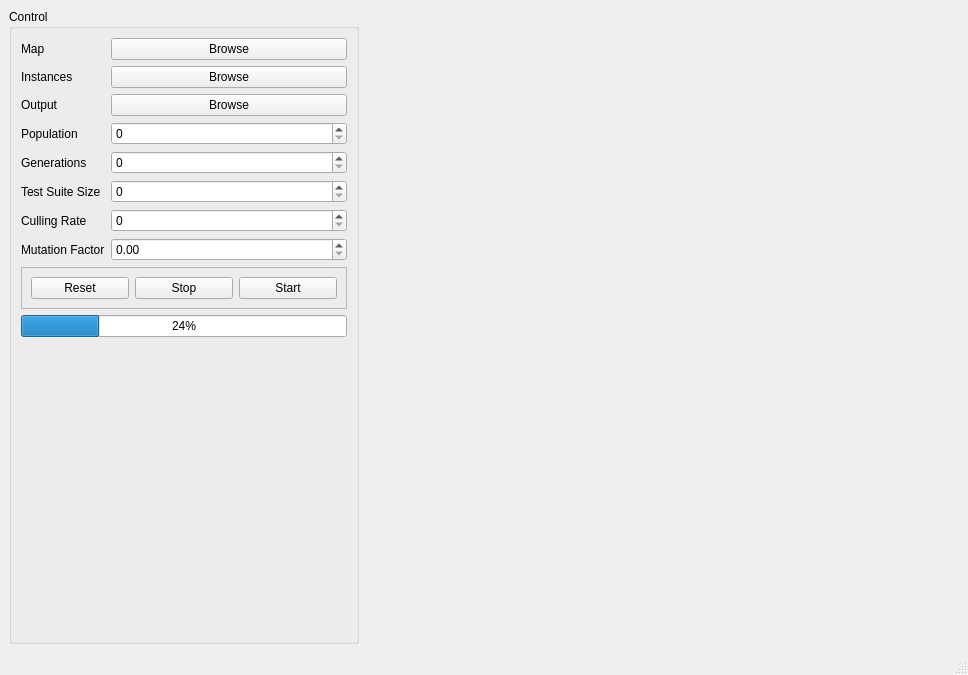
Old version of the form mainwindowcontrols.ui in the repository kwijesin/CMPT417-Final-Project-F22.
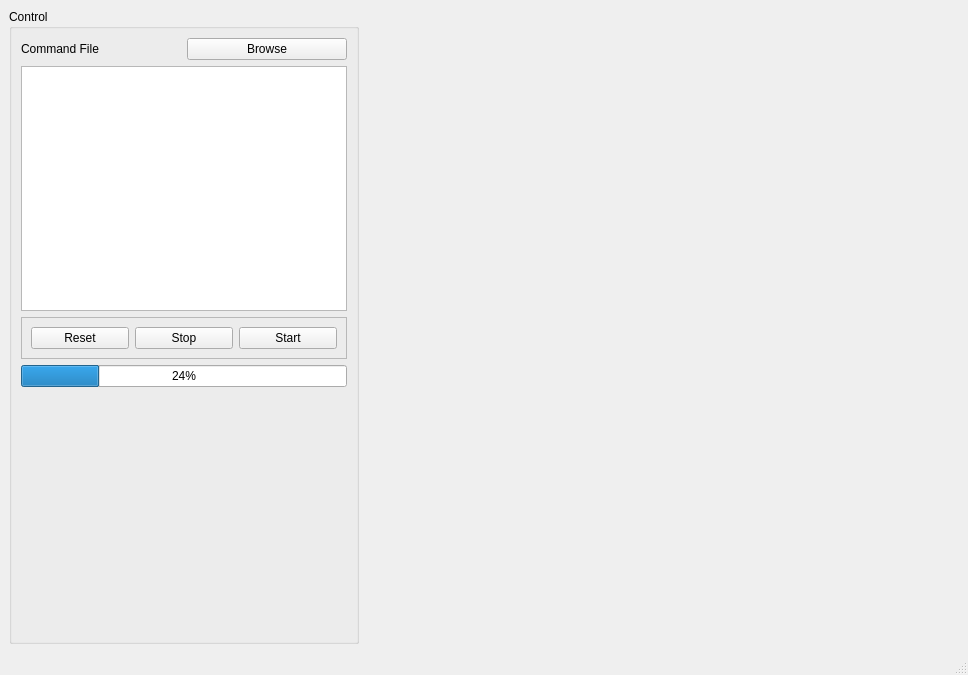
New version of the form.

Commit message: Changes the way you input commands to the program

```diff
--- a/mainwindowcontrols.ui
+++ b/mainwindowcontrols.ui
@@ -28,101 +28,26 @@
       </property>
       <layout class="QVBoxLayout" name="verticalLayout">
        <item>
-        <layout class="QFormLayout" name="formLayout">
-         <item row="0" column="0">
+        <layout class="QHBoxLayout" name="horizontalLayout_3">
+         <item>
           <widget class="QLabel" name="label">
            <property name="text">
-            <string>Map</string>
+            <string>Command File</string>
            </property>
           </widget>
          </item>
-         <item row="1" column="0">
-          <widget class="QLabel" name="label_2">
+         <item>
+          <widget class="QPushButton" name="pushButtonBrowseCommand">
            <property name="text">
-            <string>Instances</string>
-           </property>
-          </widget>
-         </item>
-         <item row="2" column="0">
-          <widget class="QLabel" name="label_3">
-           <property name="text">
-            <string>Output</string>
-           </property>
-          </widget>
-         </item>
-         <item row="0" column="1">
-          <widget class="QPushButton" name="pushButtonMapBrowse">
-           <property name="text">
             <string>Browse</string>
            </property>
           </widget>
          </item>
-         <item row="1" column="1">
-          <widget class="QPushButton" name="pushButtonInstanceBrowse">
-           <property name="text">
-            <string>Browse</string>
-           </property>
-          </widget>
-         </item>
-         <item row="2" column="1">
-          <widget class="QPushButton" name="pushButtonOutputBrowse">
-           <property name="text">
-            <string>Browse</string>
-           </property>
-          </widget>
-         </item>
-         <item row="3" column="0">
-          <widget class="QLabel" name="label_4">
-           <property name="text">
-            <string>Population</string>
-           </property>
-          </widget>
-         </item>
-         <item row="3" column="1">
-          <widget class="QSpinBox" name="spinBoxPopulation"/>
-         </item>
-         <item row="4" column="1">
-          <widget class="QSpinBox" name="spinBoxGeneration"/>
-         </item>
-         <item row="5" column="1">
-          <widget class="QSpinBox" name="spinBoxTestSize"/>
-         </item>
-         <item row="6" column="1">
-          <widget class="QSpinBox" name="spinBoxCull"/>
-         </item>
-         <item row="7" column="1">
-          <widget class="QDoubleSpinBox" name="doubleSpinBoxMutation"/>
-         </item>
-         <item row="4" column="0">
-          <widget class="QLabel" name="label_5">
-           <property name="text">
-            <string>Generations</string>
-           </property>
-          </widget>
-         </item>
-         <item row="5" column="0">
-          <widget class="QLabel" name="label_6">
-           <property name="text">
-            <string>Test Suite Size</string>
-           </property>
-          </widget>
-         </item>
-         <item row="6" column="0">
-          <widget class="QLabel" name="label_7">
-           <property name="text">
-            <string>Culling Rate</string>
-           </property>
-          </widget>
-         </item>
-         <item row="7" column="0">
-          <widget class="QLabel" name="label_8">
-           <property name="text">
-            <string>Mutation Factor</string>
-           </property>
-          </widget>
-         </item>
         </layout>
        </item>
+       <item>
+        <widget class="QListWidget" name="listWidgetCommands"/>
+       </item>
        <item>
         <widget class="QFrame" name="frame">
          <property name="frameShape">
```
The commit also changes 4 other files.
